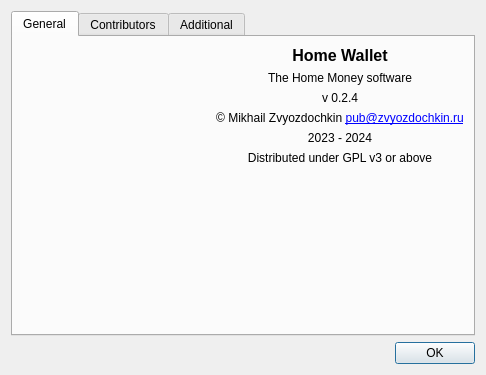
Qt form app/aboutdialog.ui (DarkHobbit/homewallet) before a commit.
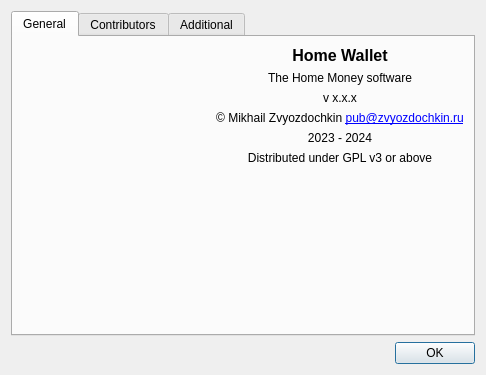
The same form after that commit. Icons and pictures are not drawn.

Commit message: Program version setted centrally via QCoreApplication

```diff
--- a/app/aboutdialog.ui
+++ b/app/aboutdialog.ui
@@ -67,7 +67,7 @@
            <item>
             <widget class="QLabel" name="lbVer">
              <property name="text">
-              <string notr="true">v 0.2.4</string>
+              <string notr="true">v x.x.x</string>
              </property>
              <property name="alignment">
               <set>Qt::AlignCenter</set>
```
The commit also changes 2 other files.
